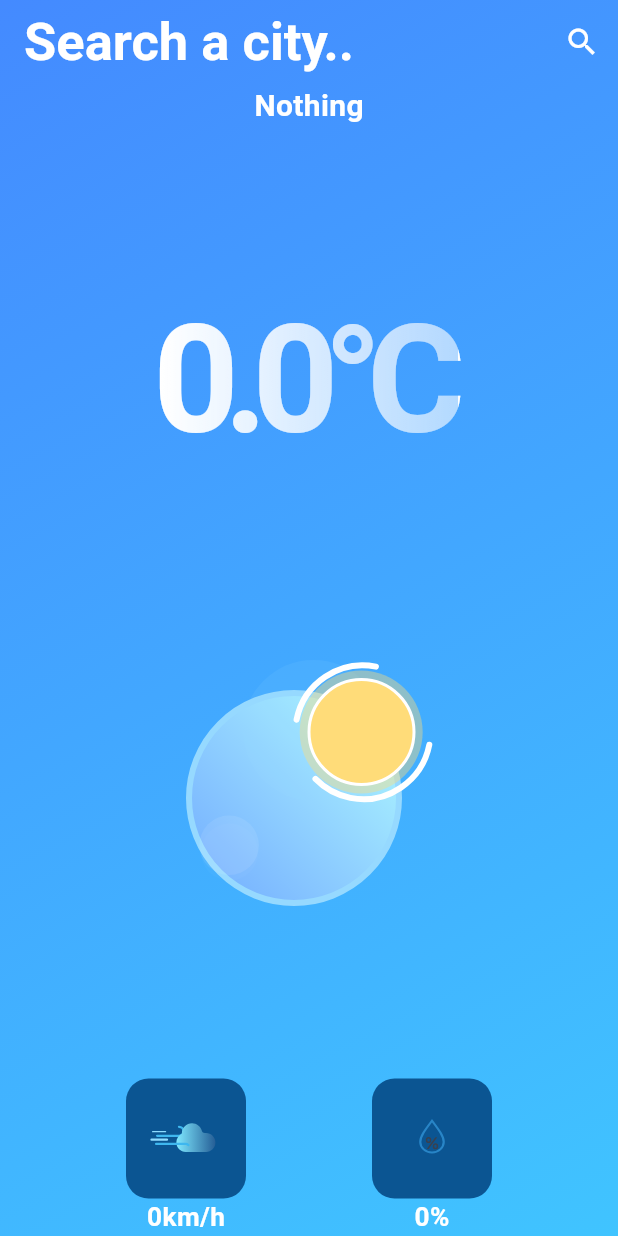
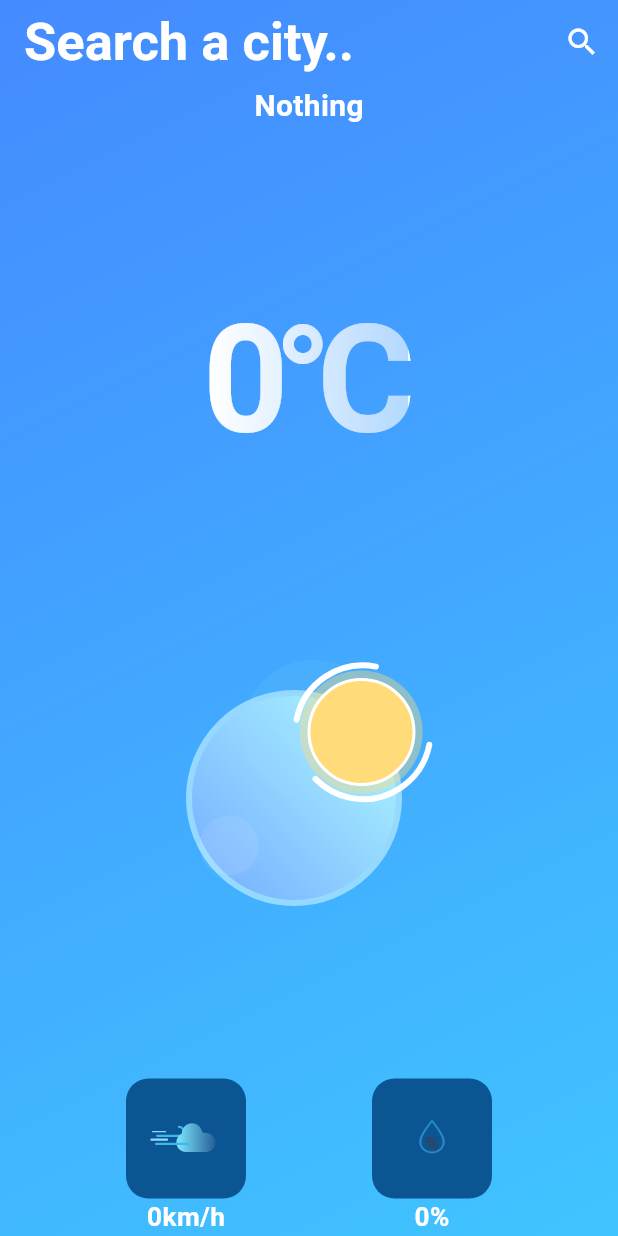
Before and after one commit to AleckDHolly/flutter_ui_7, a Flutter app: the screen it shows after launch, on a phone screen of 412 x 824 dp. Run offline on Flutter 3.47's test engine with Material 3 defaults, Android fonts, the phone set to English and light mode, and no system bars; drawn by our look-alikes of simple_gradient_text; our stand-ins replace geocoding, geolocator, lottie.

Commit message:
0.0 turn to 0

```diff
--- a/lib/pages/home_page.dart
+++ b/lib/pages/home_page.dart
@@ -154,7 +154,7 @@ class _HomePageState extends State<HomePage> {
                       fontWeight: FontWeight.w600),
                 ),
                 GradientText(
-                  "${_weather?.temperature.round() ?? 0.0}°C",
+                  "${_weather?.temperature.round() ?? 0}°C",
                   style: TextStyle(
                       color: Colors.white,
                       fontSize: 100,
```
